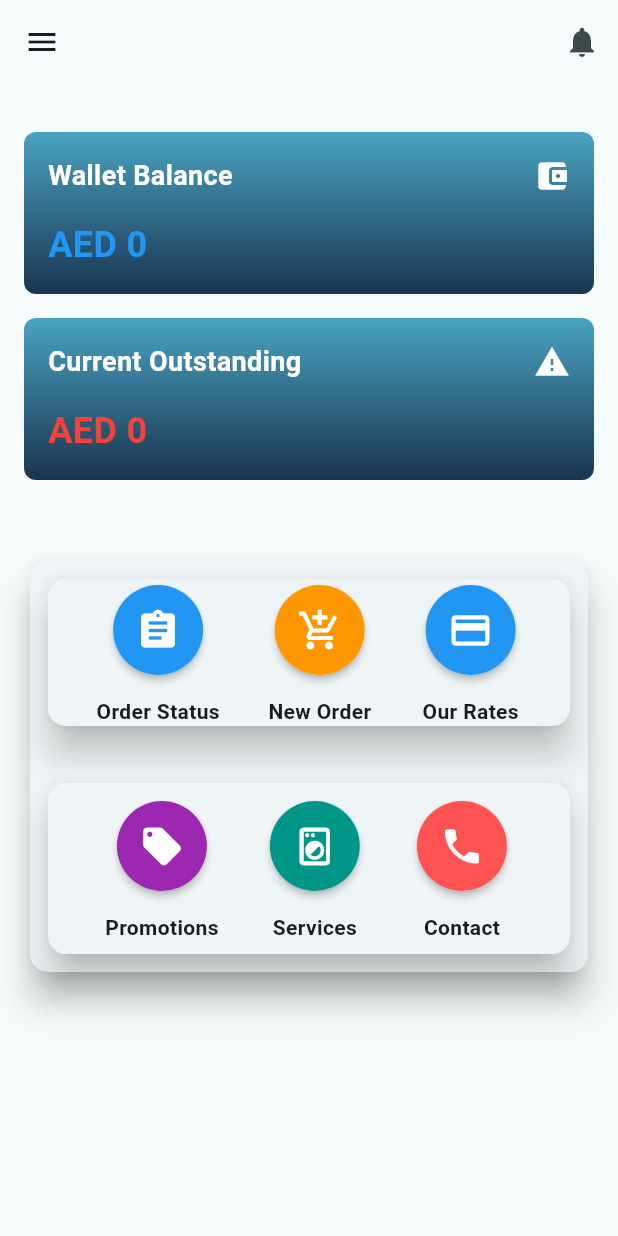
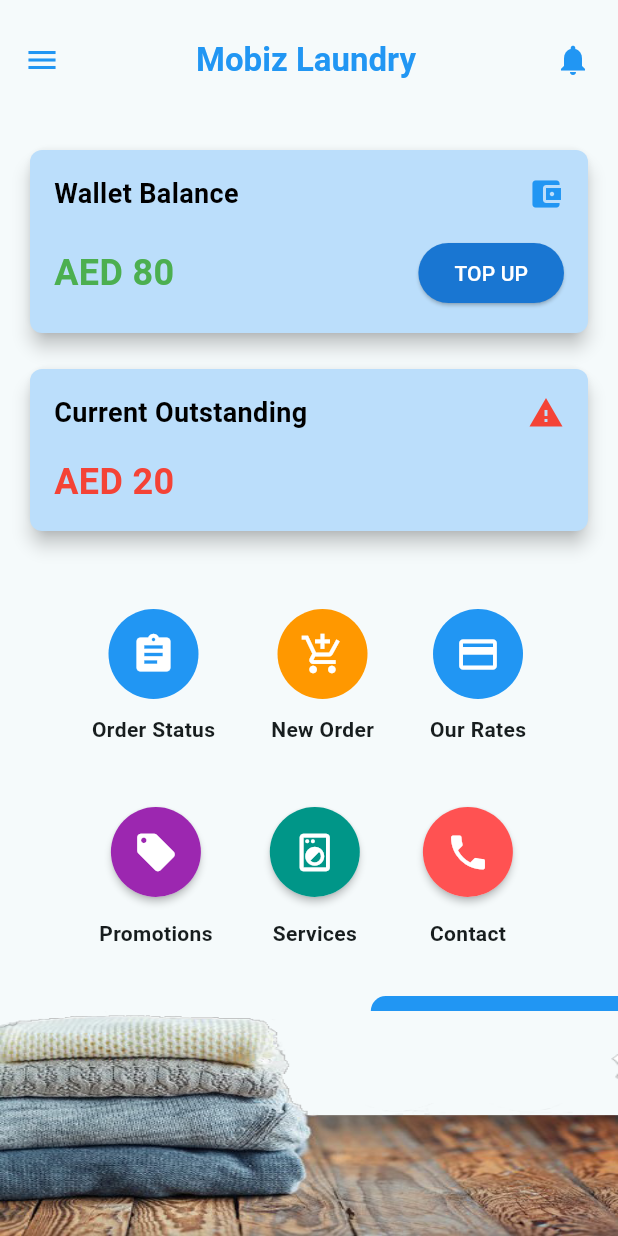
Before and after one commit to abhisheksr227/integrate3_screen, a Flutter app: the CustomerHomeScreen screen opened directly, on a phone screen of 412 x 824 dp. Run offline on Flutter 3.47's test engine with Material 2 defaults, Android fonts, the phone set to English and light mode, and no system bars; our stand-ins replace charts_flutter, dots_indicator, fl_chart, google_maps_flutter, pie_chart, share_plus and 1 more; missing offline and left inert: another_stepper.

Commit message:
git commit -m "second commit"

```diff
--- a/lib/Customers/Customer_Home.dart
+++ b/lib/Customers/Customer_Home.dart
@@ -102,6 +102,9 @@
       onWillPop: showExitPopup,
       child: Scaffold(
         appBar: AppBar(
+          iconTheme: IconThemeData(color: Colors.blue),
+          toolbarHeight: 80,
+          title: Center(child: Text('Mobiz Laundry',style: TextStyle(color: Colors.blue,fontWeight: FontWeight.bold),)),
           actions: [
             IconButton(
               onPressed: () {
@@ -112,7 +115,10 @@
                   ),
                 );
               },
-              icon: Icon(Icons.notifications),
+              icon: Padding(
+                padding: const EdgeInsets.all(10),
+                child: Icon(Icons.notifications,color: Colors.blue,),
+              ),
             )
           ],
         ),
@@ -136,7 +142,7 @@
                       ),
                       SizedBox(height: 10),
                       Text(
-                        'ABHISHEK',
+                        'ABHISHEK - HOME',
                         style: TextStyle(
                           fontSize: 15,
                           fontWeight: FontWeight.bold,
@@ -148,10 +154,10 @@
                 ),
               ),
               ListTile(
-                trailing: Icon(Icons.edit),
+                leading: Icon(Icons.edit,color: Colors.blue,),
                 title: Text(
                   'Edit Profile',
-                  style: TextStyle(fontSize: 16),
+                  style: TextStyle(fontSize: 16,),
                 ),
                 onTap: () {
                   Navigator.push(
@@ -160,9 +166,13 @@
                   );
                 },
               ),
-              Divider(),
+              Divider(
+                height: 0.1,
+                indent: 10,
+                endIndent: 10,
+              ),
               ListTile(
-                trailing: Icon(Icons.language),
+                leading: Icon(Icons.language,color: Colors.blue,),
                 title: Text(
                   'Language',
                   style: TextStyle(fontSize: 16),
@@ -174,9 +184,13 @@
                   );
                 },
               ),
-              Divider(),
+              Divider(
+                height: 0.1,
+                indent: 10,
+                endIndent: 10,
+              ),
               ListTile(
-                trailing: Icon(Icons.history_sharp),
+                leading: Icon(Icons.history_sharp,color: Colors.blue,),
                 title: Text(
                   'Order History',
                   style: TextStyle(fontSize: 16),
@@ -188,9 +202,13 @@
                   );
                 },
               ),
-              Divider(),
+              Divider(
+                height: 0.1,
+                indent: 10,
+                endIndent: 10,
+              ),
               ListTile(
-                trailing: Icon(Icons.history),
+                leading: Icon(Icons.history,color: Colors.blue,),
                 title: Text(
                   'Transaction History',
                   style: TextStyle(fontSize: 16),
@@ -204,9 +222,13 @@
                   );
                 },
               ),
-              Divider(),
+              Divider(
+                height: 0.1,
+                indent: 10,
+                endIndent: 10,
+              ),
               ListTile(
-                trailing: Icon(Icons.error),
+                leading: Icon(Icons.error,color: Colors.blue,),
                 title: Text(
                   'Customer Complaint',
                   style: TextStyle(fontSize: 16),
@@ -218,9 +240,13 @@
                   );
                 },
               ),
-              Divider(),
+              Divider(
+                height: 0.1,
+                indent: 10,
+                endIndent: 10,
+              ),
               ListTile(
-                trailing: Icon(Icons.share),
+                leading: Icon(Icons.share,color: Colors.blue,),
                 title: Text(
                   'Share',
                   style: TextStyle(fontSize: 16),
@@ -232,9 +258,13 @@
                   );
                 },
               ),
-              Divider(),
+              Divider(
+                height: 0.1,
+                indent: 10,
+                endIndent: 10,
+              ),
               ListTile(
-                trailing: Icon(Icons.lock),
+                leading: Icon(Icons.lock,color: Colors.blue,),
                 title: Text(
                   'Change Password',
                   style: TextStyle(fontSize: 16),
@@ -246,9 +276,13 @@
                   );
                 },
               ),
-              Divider(),
+              Divider(
+                height: 0.1,
+                indent: 10,
+                endIndent: 10,
+              ),
               ListTile(
-                trailing: Icon(Icons.description),
+                leading: Icon(Icons.description,color: Colors.blue,),
                 title: Text(
                   'Terms and Conditions',
                   style: TextStyle(fontSize: 16),
@@ -257,9 +291,13 @@
                   // Handle terms and conditions option
                 },
               ),
-              Divider(),
+              Divider(
+                height: 0.1,
+                indent: 10,
+                endIndent: 10,
+              ),
               ListTile(
-                trailing: Icon(
+                leading: Icon(
                   Icons.exit_to_app,
                   color: Colors.blue,
                 ),
@@ -285,27 +323,15 @@
           child: Column(
           crossAxisAlignment: CrossAxisAlignment.start,
           children: [
-          SizedBox(height: 16.0),
           Column(
             crossAxisAlignment: CrossAxisAlignment.start,
             children: [
-              InkWell(
-                onTap: () {
-                  // Navigator.push(
-                  //   context,
-                  //   MaterialPageRoute(
-                  //     builder: (context) => Wallet(),
-                  //   ),
-                  // );
-                },
+              Card(
+                elevation: 5,
                 child: Container(
                   padding: const EdgeInsets.all(16.0),
                   decoration: BoxDecoration(
-                    gradient: LinearGradient(
-                      colors: [Color(0xFF48a3c2), Color(0xFF1A344F)],
-                      begin: Alignment.topCenter,
-                      end: Alignment.bottomCenter,
-                    ),
+                    color: Colors.blue.shade100,
                     borderRadius: BorderRadius.circular(8.0),
                   ),
                   child: Column(
@@ -320,30 +346,41 @@
                             style: TextStyle(
                               fontSize: 18,
                               fontWeight: FontWeight.bold,
-                              color: Colors.white,
+                              color: Colors.black,
                             ),
                           ),
                           Icon(
                             Icons.account_balance_wallet,
-                            color: Colors.white,
+                            color: Colors.blue,
                           ),
                         ],
                       ),
                       SizedBox(height: 16.0),
+                      Row(mainAxisAlignment:
+                      MainAxisAlignment.spaceBetween,
+                        children: [
                           Text(
-                        'AED 0',
+                            'AED 80',
                             style: TextStyle(
                               fontSize: 24,
-                          color: Colors.blue,
+                              color: Colors.green,
                               fontWeight: FontWeight.bold,
                             ),
+                          ),
+                          ElevatedButton(onPressed: () {},
+                            child: Text('TOP UP',style: TextStyle(color: Colors.white),),
+                            style: ButtonStyle(backgroundColor: MaterialStateProperty.all(Colors.blue[700])),
+                          ),
+                        ],
                       ),
                     ],
                   ),
                 ),
               ),
               SizedBox(height: 16.0),
-              InkWell(
+              Card(
+                elevation: 5,
+                child: InkWell(
                   onTap: () {
                     Navigator.push(
                       context,
@@ -355,11 +392,7 @@
                   child: Container(
                     padding: const EdgeInsets.all(16.0),
                     decoration: BoxDecoration(
-                    gradient: LinearGradient(
-                      colors: [Color(0xFF48a3c2), Color(0xFF1A344F)],
-                      begin: Alignment.topCenter,
-                      end: Alignment.bottomCenter,
-                    ),
+                      color: Colors.blue.shade100,
                       borderRadius: BorderRadius.circular(8.0),
                     ),
                     child: Column(
@@ -374,40 +407,53 @@
                               style: TextStyle(
                                 fontSize: 18,
                                 fontWeight: FontWeight.bold,
-                              color: Colors.white,
+                                color: Colors.black,
                               ),
                             ),
                             Icon(
                               Icons.warning,
-                            color: Colors.white,
+                              color: Colors.red,
                             ),
                           ],
                         ),
                         SizedBox(height: 16.0),
+                        Row(mainAxisAlignment: MainAxisAlignment.spaceBetween,
+                          children: [
                             Text(
-                        'AED 0',
+                              'AED 20',
                               style: TextStyle(
                                 fontSize: 24,
                                 color: Colors.red,
                                 fontWeight: FontWeight.bold,
                               ),
                             ),
+                          /*  ElevatedButton(onPressed: () {
+                              Navigator.push(
+                                context,
+                                MaterialPageRoute(
+                                  builder: (context) => Invoice(),
+                                ),
+                              );
+                            },
+                              child: Text('Pay Now',style: TextStyle(color: Colors.white),),
+                              style: ButtonStyle(backgroundColor: MaterialStateProperty.all(Colors.blue[700])),
+                            ),*/
                           ],
+                        ),
+                      ],
+                    ),
                   ),
                 ),
               ),
             ],
           ),
-          SizedBox(height: 50),
-           Card(
-             elevation: 10,
-             child: Padding(
+          SizedBox(height: 30),
+           Padding(
              padding: const EdgeInsets.all(8.0),
              child: Column(
                children: [
-                   Card(
-                     elevation: 10,
-                     child: Row(
+                 SizedBox(height: 10,),
+                 Row(
                    mainAxisAlignment: MainAxisAlignment.spaceEvenly,
                    children: [
                      InkWell(
@@ -421,19 +467,13 @@
                        },
                        child: Column(
                          children: [
-                               Card(
-                                 elevation: 2,
-                                 shape: RoundedRectangleBorder(
-                                   borderRadius: BorderRadius.circular(30),
-                                 ),
-                                 child: CircleAvatar(
+                           CircleAvatar(
                              radius: 30,
                              backgroundColor: Colors.blue,
                              child: Icon(
                                Icons.assignment,
                                color: Colors.white,
                                size: 30,
-                                   ),
                              ),
                            ),
                            SizedBox(height: 10),
@@ -452,19 +492,13 @@
                        },
                        child: Column(
                          children: [
-                               Card(
-                                 elevation: 2,
-                                 shape: RoundedRectangleBorder(
-                                   borderRadius: BorderRadius.circular(30),
-                                 ),
-                                 child: CircleAvatar(
+                           CircleAvatar(
                              radius: 30,
                              backgroundColor: Colors.orange,
                              child: Icon(
                                Icons.add_shopping_cart,
                                color: Colors.white,
                                size: 30,
-                                   ),
                              ),
                            ),
                            SizedBox(height: 10),
@@ -483,19 +517,13 @@
                        },
                        child: Column(
                          children: [
-                               Card(
-                                 elevation: 2,
-                                 shape: RoundedRectangleBorder(
-                                   borderRadius: BorderRadius.circular(30),
-                                 ),
-                                 child: CircleAvatar(
+                           CircleAvatar(
                              radius: 30,
                              backgroundColor: Colors.blue,
                              child: Icon(
                                Icons.payment,
                                color: Colors.white,
                                size: 30,
-                                   ),
                              ),
                            ),
                            SizedBox(height: 10),
@@ -505,11 +533,8 @@
                      ),
                    ],
                  ),
-                   ),
                  SizedBox(height: 30),
-                   Card(
-                     elevation: 10,
-                     child: Padding(
+                 Padding(
                    padding: const EdgeInsets.all(8.0),
                    child: Row(
                      mainAxisAlignment: MainAxisAlignment.spaceEvenly,
@@ -600,17 +625,31 @@
                      ],
                    ),
                  ),
+               ],
              ),
+           )
           ],
         ),
       ),
+                Row(mainAxisAlignment: MainAxisAlignment.end,
+                  children: [
+                    Container(
+                      height: 50,
+                      width: MediaQuery.of(context).size.width*0.4,
+                      decoration: BoxDecoration(
+                          borderRadius: BorderRadius.only(
+                              topLeft: Radius.circular(10)),color: Colors.blue),
+                    ),
+                  ],
                 )
-,
-            SizedBox(height: 32.0),
       ],
       ),
       ),
-      ],
+        bottomNavigationBar: Container(
+          height: 150,
+          decoration: BoxDecoration(
+            image: DecorationImage(
+                image: AssetImage('Assets/Images/Wash1.png'), fit: BoxFit.fill),
           ),
         ),
       ),
--- a/pubspec.yaml
+++ b/pubspec.yaml
@@ -86,6 +86,8 @@
     - Assets/Images/icon8.png
     - Assets/Images/logo.png
     - Assets/Images/vector_new.png
+    - Assets/Images/Wash.jpg
+    - Assets/Images/Wash1.png
   #   - images/a_dot_burr.jpeg
   #   - images/a_dot_ham.jpeg
 
```
Also changed, not shown: Assets/Images/Wash.jpg (added), Assets/Images/Wash1.png (added). Lines whose indentation alone changed are shown as unchanged.
